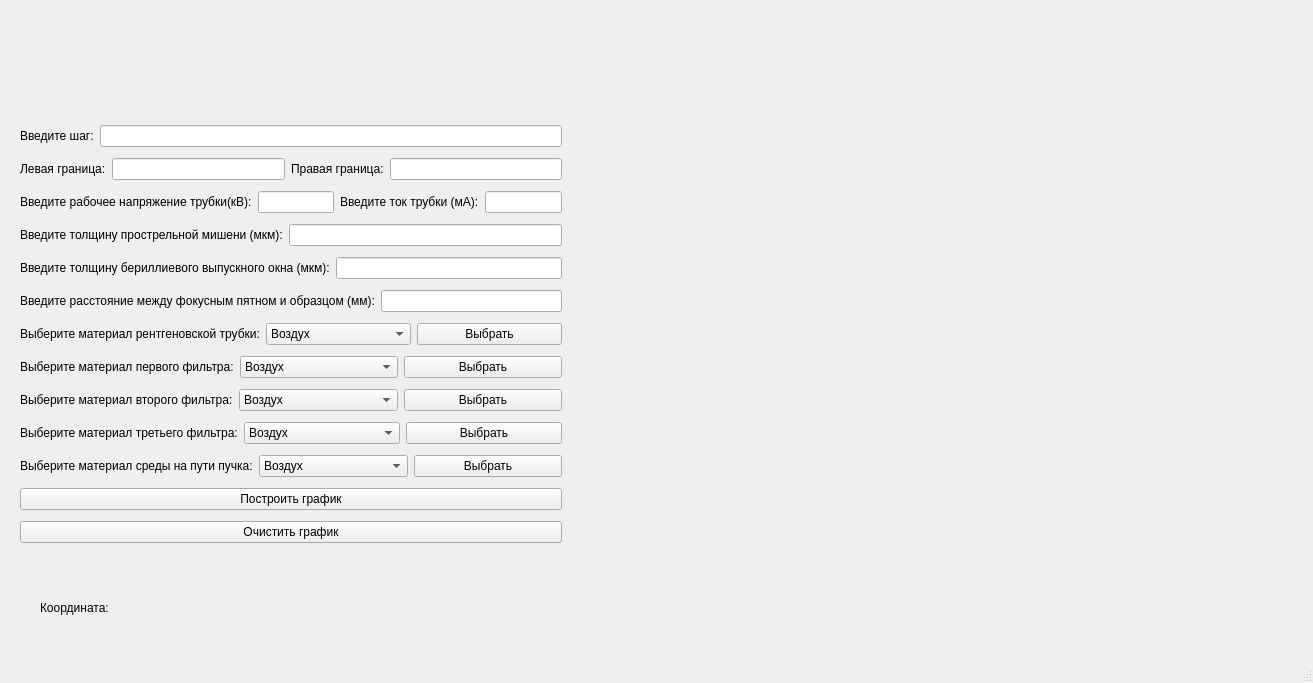
Old version of the form mainwindow.ui in the repository Athhh/Diplom.
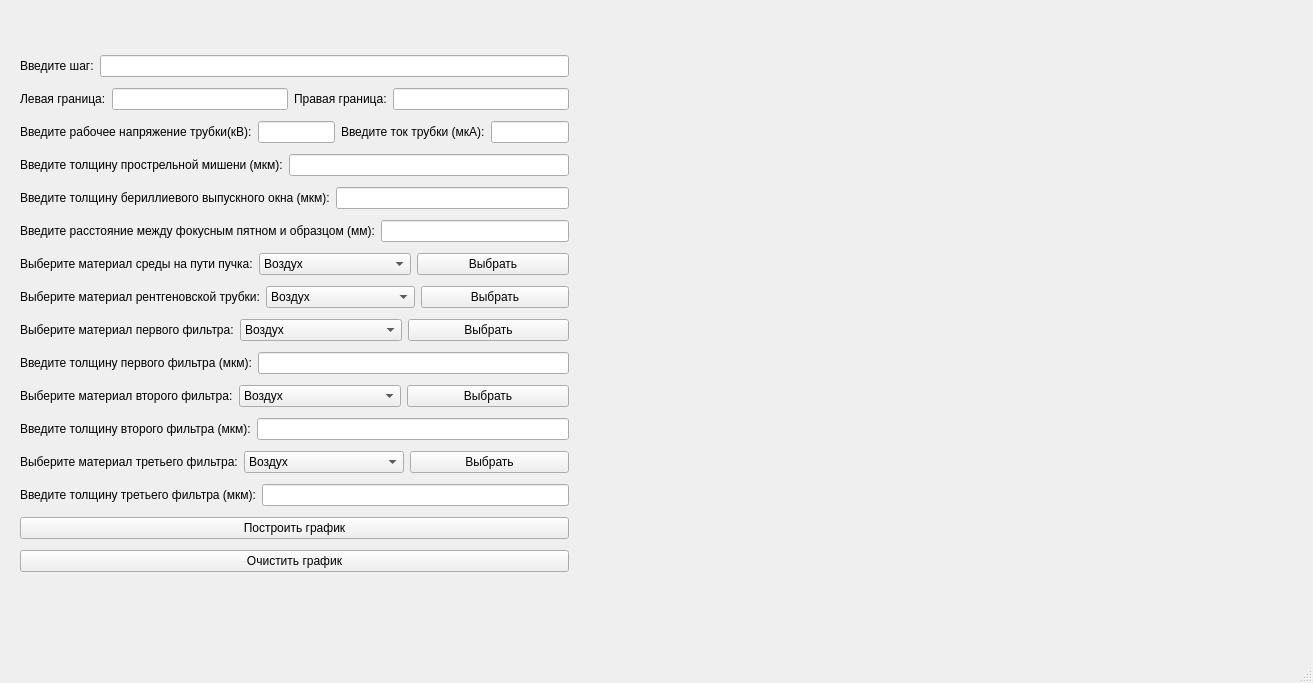
New version of the form. Custom widgets are drawn as their Qt base class.

Diff of the .ui file:
```diff
--- a/mainwindow.ui
+++ b/mainwindow.ui
@@ -20,7 +20,7 @@
       <x>610</x>
       <y>50</y>
       <width>681</width>
-      <height>571</height>
+      <height>531</height>
      </rect>
     </property>
    </widget>
@@ -34,16 +34,16 @@
      </rect>
     </property>
     <property name="text">
-     <string>Координата:</string>
+     <string/>
     </property>
    </widget>
-   <widget class="QWidget" name="">
+   <widget class="QWidget" name="layoutWidget">
     <property name="geometry">
      <rect>
       <x>20</x>
-      <y>120</y>
-      <width>542</width>
-      <height>428</height>
+      <y>50</y>
+      <width>549</width>
+      <height>527</height>
      </rect>
     </property>
     <layout class="QVBoxLayout" name="verticalLayout_3">
@@ -100,7 +100,7 @@
        <item>
         <widget class="QLabel" name="label_15">
          <property name="text">
-          <string>Введите ток трубки (мА):</string>
+          <string>Введите ток трубки (мкА):</string>
          </property>
         </widget>
        </item>
@@ -151,6 +151,43 @@
        </item>
       </layout>
      </item>
+     <item>
+      <layout class="QHBoxLayout" name="horizontalLayout_14">
+       <item>
+        <widget class="QLabel" name="label_11">
+         <property name="text">
+          <string>Выберите материал среды на пути пучка:</string>
+         </property>
+        </widget>
+       </item>
+       <item>
+        <widget class="QComboBox" name="materialEnv">
+         <item>
+          <property name="text">
+           <string>Воздух</string>
+          </property>
+         </item>
+         <item>
+          <property name="text">
+           <string>Гелий</string>
+          </property>
+         </item>
+         <item>
+          <property name="text">
+           <string>Вакуум</string>
+          </property>
+         </item>
+        </widget>
+       </item>
+       <item>
+        <widget class="QPushButton" name="chooseEnv">
+         <property name="text">
+          <string>Выбрать</string>
+         </property>
+        </widget>
+       </item>
+      </layout>
+     </item>
      <item>
       <layout class="QHBoxLayout" name="horizontalLayout_2">
        <item>
@@ -1145,6 +1182,20 @@
        </item>
       </layout>
      </item>
+     <item>
+      <layout class="QHBoxLayout" name="horizontalLayout_21">
+       <item>
+        <widget class="QLabel" name="label_20">
+         <property name="text">
+          <string>Введите толщину первого фильтра (мкм):</string>
+         </property>
+        </widget>
+       </item>
+       <item>
+        <widget class="QLineEdit" name="firstThick"/>
+       </item>
+      </layout>
+     </item>
      <item>
       <layout class="QHBoxLayout" name="horizontalLayout_12">
        <item>
@@ -1642,6 +1693,20 @@
        </item>
       </layout>
      </item>
+     <item>
+      <layout class="QHBoxLayout" name="horizontalLayout_22">
+       <item>
+        <widget class="QLabel" name="label_21">
+         <property name="text">
+          <string>Введите толщину второго фильтра (мкм):</string>
+         </property>
+        </widget>
+       </item>
+       <item>
+        <widget class="QLineEdit" name="secondThick"/>
+       </item>
+      </layout>
+     </item>
      <item>
       <layout class="QHBoxLayout" name="horizontalLayout_13">
        <item>
@@ -2140,39 +2205,16 @@
       </layout>
      </item>
      <item>
-      <layout class="QHBoxLayout" name="horizontalLayout_14">
+      <layout class="QHBoxLayout" name="horizontalLayout_23">
        <item>
-        <widget class="QLabel" name="label_11">
+        <widget class="QLabel" name="label_22">
          <property name="text">
-          <string>Выберите материал среды на пути пучка:</string>
+          <string>Введите толщину третьего фильтра (мкм):</string>
          </property>
         </widget>
        </item>
        <item>
-        <widget class="QComboBox" name="materialEnv">
-         <item>
-          <property name="text">
-           <string>Воздух</string>
-          </property>
-         </item>
-         <item>
-          <property name="text">
-           <string>Гелий</string>
-          </property>
-         </item>
-         <item>
-          <property name="text">
-           <string>Вакуум</string>
-          </property>
-         </item>
-        </widget>
-       </item>
-       <item>
-        <widget class="QPushButton" name="chooseEnv">
-         <property name="text">
-          <string>Выбрать</string>
-         </property>
-        </widget>
+        <widget class="QLineEdit" name="thirdThick"/>
        </item>
       </layout>
      </item>
```
Left out of the diff: 221 changed lines with no effect on the pictures.
